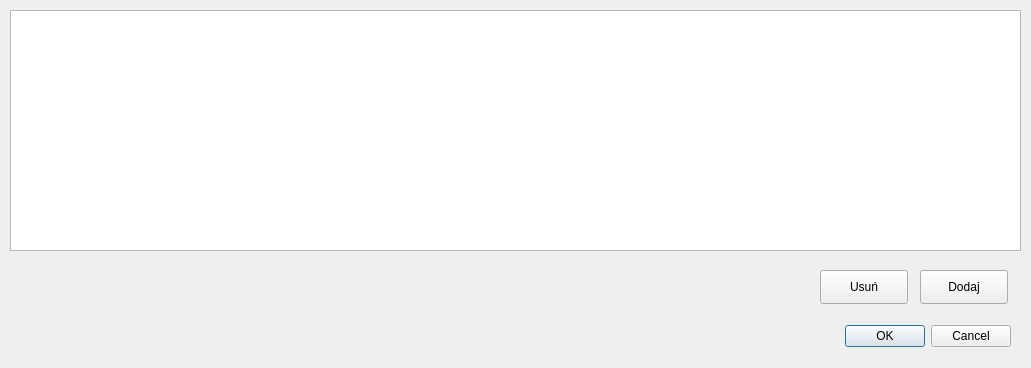
lkucz/magazyn, file productlist.ui: the form before one commit.
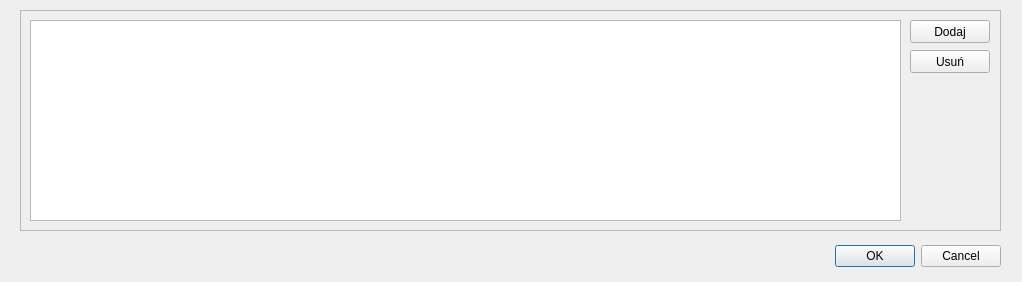
The form after the commit.

Patch:
```diff
--- a/productlist.ui
+++ b/productlist.ui
@@ -6,8 +6,8 @@
    <rect>
     <x>0</x>
     <y>0</y>
-    <width>1031</width>
-    <height>368</height>
+    <width>1022</width>
+    <height>282</height>
    </rect>
   </property>
   <property name="windowTitle">
@@ -16,8 +16,8 @@
   <widget class="QDialogButtonBox" name="buttonBox">
    <property name="geometry">
     <rect>
-     <x>670</x>
-     <y>320</y>
+     <x>660</x>
+     <y>240</y>
      <width>341</width>
      <height>32</height>
     </rect>
@@ -29,13 +29,28 @@
     <set>QDialogButtonBox::Cancel|QDialogButtonBox::Ok</set>
    </property>
   </widget>
+  <widget class="QFrame" name="frame">
+   <property name="geometry">
+    <rect>
+     <x>20</x>
+     <y>10</y>
+     <width>981</width>
+     <height>221</height>
+    </rect>
+   </property>
+   <property name="frameShape">
+    <enum>QFrame::StyledPanel</enum>
+   </property>
+   <property name="frameShadow">
+    <enum>QFrame::Raised</enum>
+   </property>
   <widget class="QTableView" name="tableView">
    <property name="geometry">
     <rect>
      <x>10</x>
      <y>10</y>
-     <width>1011</width>
-     <height>241</height>
+      <width>871</width>
+      <height>201</height>
     </rect>
    </property>
    <property name="editTriggers">
@@ -48,10 +63,10 @@
   <widget class="QPushButton" name="addButton">
    <property name="geometry">
     <rect>
-     <x>920</x>
-     <y>270</y>
-     <width>88</width>
-     <height>34</height>
+      <x>890</x>
+      <y>10</y>
+      <width>80</width>
+      <height>23</height>
     </rect>
    </property>
    <property name="text">
@@ -61,15 +76,16 @@
   <widget class="QPushButton" name="deleteButton">
    <property name="geometry">
     <rect>
-     <x>820</x>
-     <y>270</y>
-     <width>88</width>
-     <height>34</height>
+      <x>890</x>
+      <y>40</y>
+      <width>80</width>
+      <height>23</height>
     </rect>
    </property>
    <property name="text">
     <string>Usuń</string>
    </property>
+   </widget>
   </widget>
  </widget>
  <resources/>
```
Lines whose indentation alone changed are shown as unchanged.
